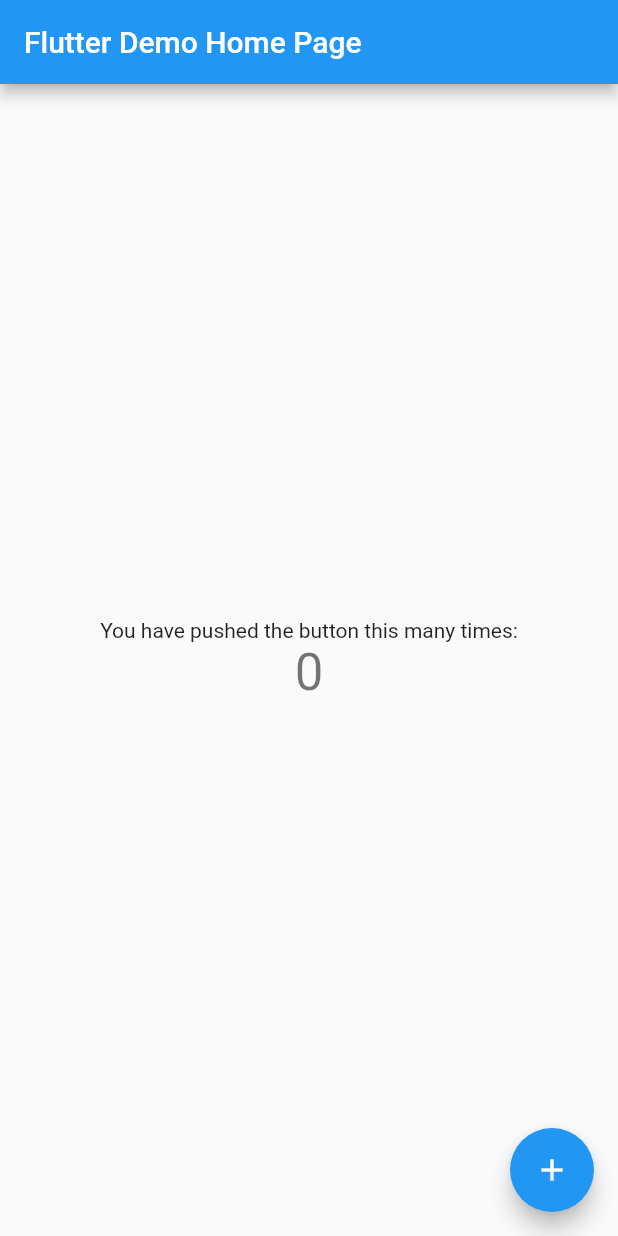
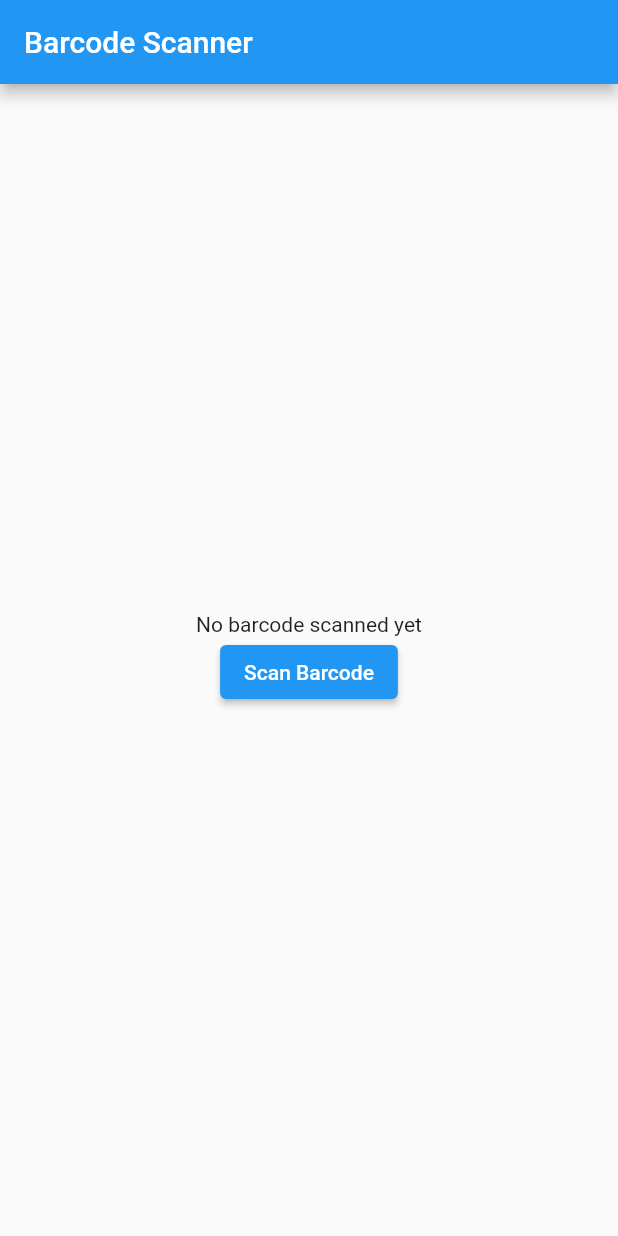
Before and after one commit to Steelwool9925/Test-flutter-app, a Flutter app: the screen it shows after launch, on a phone screen of 412 x 824 dp. Run offline on Flutter 3.47's test engine with Material 2 defaults, Android fonts, the phone set to English and light mode, and no system bars; our stand-ins replace flutter_redux, redux; missing offline and left inert: flutter_barcode_scanner.

Commit message:
feat: Tested and working version of barcode app using redux

```diff
--- a/lib/main.dart
+++ b/lib/main.dart
@@ -1,115 +1,65 @@
 import 'package:flutter/material.dart';
+import 'package:redux/redux.dart';
+import 'package:flutter_redux/flutter_redux.dart';
+import 'package:flutter_barcode_scanner/flutter_barcode_scanner.dart';
+
+import 'Models/models.dart';
+import 'Actions/actions.dart';
+import 'reducers/barcode_reducer.dart';
 
 void main() {
-  runApp(const MyApp());
+  final store = Store<BarcodeData>(barcodeReducer, initialState: BarcodeData());
+  runApp(MyApp(store: store, key: const Key("MyApp"),));
 }
 
 class MyApp extends StatelessWidget {
-  const MyApp({super.key});
+  final Store<BarcodeData> store;
 
-  // This widget is the root of your application.
+  MyApp({Key? key, required this.store}) : super(key: key);
+
   @override
   Widget build(BuildContext context) {
-    return MaterialApp(
-      title: 'Flutter Demo',
-      theme: ThemeData(
-        // This is the theme of your application.
-        //
-        // Try running your application with "flutter run". You'll see the
-        // application has a blue toolbar. Then, without quitting the app, try
-        // changing the primarySwatch below to Colors.green and then invoke
-        // "hot reload" (press "r" in the console where you ran "flutter run",
-        // or simply save your changes to "hot reload" in a Flutter IDE).
-        // Notice that the counter didn't reset back to zero; the application
-        // is not restarted.
-        primarySwatch: Colors.blue,
-      ),
-      home: const MyHomePage(title: 'Flutter Demo Home Page'),
+    return StoreProvider<BarcodeData>(
+        store: store,
+        child: MaterialApp(
+          title: 'Barcode Scanner App',
+          home: HomePage(),
+        )
     );
   }
 }
 
-class MyHomePage extends StatefulWidget {
-  const MyHomePage({super.key, required this.title});
-
-  // This widget is the home page of your application. It is stateful, meaning
-  // that it has a State object (defined below) that contains fields that affect
-  // how it looks.
-
-  // This class is the configuration for the state. It holds the values (in this
-  // case the title) provided by the parent (in this case the App widget) and
-  // used by the build method of the State. Fields in a Widget subclass are
-  // always marked "final".
-
-  final String title;
-
-  @override
-  State<MyHomePage> createState() => _MyHomePageState();
-}
-
-class _MyHomePageState extends State<MyHomePage> {
-  int _counter = 0;
-
-  void _incrementCounter() {
-    setState(() {
-      // This call to setState tells the Flutter framework that something has
-      // changed in this State, which causes it to rerun the build method below
-      // so that the display can reflect the updated values. If we changed
-      // _counter without calling setState(), then the build method would not be
-      // called again, and so nothing would appear to happen.
-      _counter++;
-    });
-  }
-
+class HomePage extends StatelessWidget {
   @override
   Widget build(BuildContext context) {
-    // This method is rerun every time setState is called, for instance as done
-    // by the _incrementCounter method above.
-    //
-    // The Flutter framework has been optimized to make rerunning build methods
-    // fast, so that you can just rebuild anything that needs updating rather
-    // than having to individually change instances of widgets.
     return Scaffold(
       appBar: AppBar(
-        // Here we take the value from the MyHomePage object that was created by
-        // the App.build method, and use it to set our appbar title.
-        title: Text(widget.title),
+        title: Text('Barcode Scanner'),
       ),
       body: Center(
-        // Center is a layout widget. It takes a single child and positions it
-        // in the middle of the parent.
         child: Column(
-          // Column is also a layout widget. It takes a list of children and
-          // arranges them vertically. By default, it sizes itself to fit its
-          // children horizontally, and tries to be as tall as its parent.
-          //
-          // Invoke "debug painting" (press "p" in the console, choose the
-          // "Toggle Debug Paint" action from the Flutter Inspector in Android
-          // Studio, or the "Toggle Debug Paint" command in Visual Studio Code)
-          // to see the wireframe for each widget.
-          //
-          // Column has various properties to control how it sizes itself and
-          // how it positions its children. Here we use mainAxisAlignment to
-          // center the children vertically; the main axis here is the vertical
-          // axis because Columns are vertical (the cross axis would be
-          // horizontal).
           mainAxisAlignment: MainAxisAlignment.center,
           children: <Widget>[
-            const Text(
-              'You have pushed the button this many times:',
+            StoreConnector<BarcodeData, BarcodeData>(
+              converter: (store) => store.state,
+              builder: (context, barcodeData) {
+                if (barcodeData.value == null) {
+                  return Text('No barcode scanned yet');
+                }
+                return Text(barcodeData.value ?? "");
+              },
             ),
-            Text(
-              '$_counter',
-              style: Theme.of(context).textTheme.headline4,
+            ElevatedButton(
+              child: Text('Scan Barcode'),
+              onPressed: () async {
+                final barcode = await FlutterBarcodeScanner.scanBarcode('Red', 'cancel',true,ScanMode.BARCODE);
+                StoreProvider.of<BarcodeData>(context).dispatch(ScanBarcodeAction(barcode));
+              },
             ),
           ],
         ),
       ),
-      floatingActionButton: FloatingActionButton(
-        onPressed: _incrementCounter,
-        tooltip: 'Increment',
-        child: const Icon(Icons.add),
-      ), // This trailing comma makes auto-formatting nicer for build methods.
+
     );
   }
 }
```
